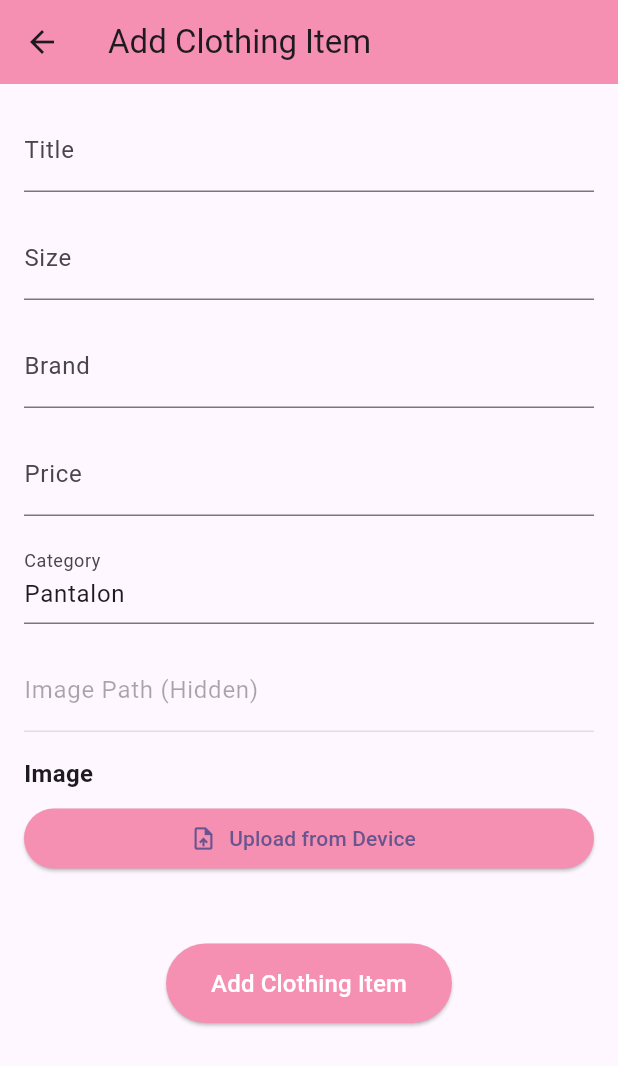
After one commit to Imane049/Shopping_Flutter, a Flutter app: the AddClothingItem screen opened directly, on a phone screen of 412 x 824 dp. The commit adds this screen. Shown: the top 1066 px of the screen. Run offline on Flutter 3.47's test engine with Material 3 defaults, Android fonts, the phone set to English and light mode, and no system bars; our stand-ins replace cloud_firestore, firebase_core, firebase_storage, image_picker; accounts and stored records are empty.

Commit message:
Added Add Clothing Item option

```diff
--- a/lib/main.dart
+++ b/lib/main.dart
@@ -3,6 +3,7 @@ import 'pages/LoginPage.dart';
 import 'package:firebase_core/firebase_core.dart';
 import 'package:provider/provider.dart';
 import 'handlers/UserProvider.dart';
+
 void main() async {
   WidgetsFlutterBinding.ensureInitialized();
   await Firebase.initializeApp();
--- /dev/null
+++ b/lib/pages/AddClothingItem.dart
@@ -0,0 +1,210 @@
+import 'dart:io';
+import 'package:flutter/material.dart';
+import 'package:image_picker/image_picker.dart';
+import 'package:flutter/services.dart';
+import 'package:firebase_storage/firebase_storage.dart';
+
+class AddClothingItem extends StatefulWidget {
+  @override
+  _AddClothingItemState createState() => _AddClothingItemState();
+}
+
+class _AddClothingItemState extends State<AddClothingItem> {
+  final Color pinkColor = Color.fromARGB(255, 246, 144, 178);
+
+  // Controllers for form fields
+  final TextEditingController _titleController = TextEditingController();
+  final TextEditingController _sizeController = TextEditingController();
+  final TextEditingController _brandController = TextEditingController();
+  final TextEditingController _priceController = TextEditingController();
+  final TextEditingController _categoryController =
+      TextEditingController(text: 'Pantalon'); // Example fixed category
+  final TextEditingController _imagePathController =
+      TextEditingController(); // Hidden field for storing image URL
+
+  File? _selectedImage; // To hold the selected image
+  final ImagePicker _picker = ImagePicker(); // Image picker instance
+  bool _isUploading = false; // Track image upload status
+
+  Future<void> _pickImage() async {
+    try {
+      final XFile? image = await _picker.pickImage(source: ImageSource.gallery);
+      if (image != null) {
+        setState(() {
+          _selectedImage = File(image.path);
+        });
+
+        // Upload to Firebase Storage and get the URL
+        await _uploadImageToFirebase(_selectedImage!);
+      }
+    } catch (e) {
+      print("Error picking image: $e");
+    }
+  }
+
+  Future<void> _uploadImageToFirebase(File image) async {
+    setState(() {
+      _isUploading = true;
+    });
+
+    try {
+      // Create a unique file name based on current timestamp
+      String fileName = 'clothing_items/${DateTime.now().millisecondsSinceEpoch}.jpg';
+      FirebaseStorage storage = FirebaseStorage.instance;
+      Reference ref = storage.ref().child(fileName);
+
+      // Upload the file
+      UploadTask uploadTask = ref.putFile(image);
+      TaskSnapshot snapshot = await uploadTask;
+
+      // Get the download URL of the uploaded file
+      String downloadUrl = await snapshot.ref.getDownloadURL();
+
+      setState(() {
+        _imagePathController.text = downloadUrl; // Set the image URL to the hidden field
+        _isUploading = false;
+      });
+
+      print("Image uploaded successfully. URL: $downloadUrl");
+    } catch (e) {
+      setState(() {
+        _isUploading = false;
+      });
+      print("Error uploading image: $e");
+    }
+  }
+
+  @override
+  Widget build(BuildContext context) {
+    return Scaffold(
+      appBar: AppBar(
+        backgroundColor: pinkColor,
+        title: Text('Add Clothing Item'),
+        leading: IconButton(
+          icon: Icon(Icons.arrow_back),
+          onPressed: () {
+            Navigator.pop(context);
+          },
+        ),
+      ),
+      body: SingleChildScrollView(
+        padding: const EdgeInsets.all(16.0),
+        child: Column(
+          crossAxisAlignment: CrossAxisAlignment.stretch,
+          children: [
+            // Title Field
+            TextFormField(
+              controller: _titleController,
+              decoration: InputDecoration(labelText: "Title"),
+            ),
+            const SizedBox(height: 16),
+
+            // Size Field
+            TextFormField(
+              controller: _sizeController,
+              decoration: InputDecoration(labelText: "Size"),
+            ),
+            const SizedBox(height: 16),
+
+            // Brand Field
+            TextFormField(
+              controller: _brandController,
+              decoration: InputDecoration(labelText: "Brand"),
+            ),
+            const SizedBox(height: 16),
+
+            // Price Field (digits only)
+            TextFormField(
+              controller: _priceController,
+              decoration: InputDecoration(labelText: "Price"),
+              keyboardType: TextInputType.number,
+              inputFormatters: [FilteringTextInputFormatter.digitsOnly],
+            ),
+            const SizedBox(height: 16),
+
+            // Category Field (read-only)
+            TextFormField(
+              controller: _categoryController,
+              decoration: InputDecoration(labelText: "Category"),
+              readOnly: true,
+            ),
+            const SizedBox(height: 16),
+
+            // Hidden ImagePath Field
+            TextFormField(
+              controller: _imagePathController,
+              decoration: InputDecoration(labelText: "Image Path (Hidden)"),
+              readOnly: true,
+              enabled: false, // Disable the field to hide it from editing
+            ),
+            const SizedBox(height: 16),
+
+            // Image Upload Section
+            Text(
+              "Image",
+              style: TextStyle(fontSize: 16, fontWeight: FontWeight.bold),
+            ),
+            const SizedBox(height: 8),
+
+            ElevatedButton.icon(
+              onPressed: _pickImage,
+              icon: Icon(Icons.upload_file),
+              label: Text('Upload from Device'),
+              style: ElevatedButton.styleFrom(
+                backgroundColor: pinkColor,
+              ),
+            ),
+            const SizedBox(height: 16),
+
+            // Display selected image (if any)
+            if (_selectedImage != null)
+              Column(
+                children: [
+                  if (_isUploading)
+                    CircularProgressIndicator()
+                  else
+                    Text(
+                      "Selected Image:",
+                      style: TextStyle(fontSize: 16, fontWeight: FontWeight.bold),
+                    ),
+                  const SizedBox(height: 8),
+                  Center(
+                    child: Container(
+                      height: 250,
+                      decoration: BoxDecoration(
+                        borderRadius: BorderRadius.circular(15),
+                        image: DecorationImage(
+                          image: FileImage(_selectedImage!),
+                          fit: BoxFit.cover,
+                        ),
+                      ),
+                    ),
+                  ),
+                ],
+              ),
+
+            const SizedBox(height: 30),
+
+            // Submit Button
+            Center(
+              child: ElevatedButton(
+                onPressed: () {
+                  // Placeholder for the logic part
+                  print("Submit new clothing item");
+                },
+                style: ElevatedButton.styleFrom(
+                  backgroundColor: pinkColor,
+                  padding: const EdgeInsets.symmetric(horizontal: 30, vertical: 15),
+                ),
+                child: Text(
+                  "Add Clothing Item",
+                  style: TextStyle(color: Colors.white, fontSize: 16),
+                ),
+              ),
+            ),
+          ],
+        ),
+      ),
+    );
+  }
+}
--- a/lib/pages/ClothingList.dart
+++ b/lib/pages/ClothingList.dart
@@ -88,7 +88,6 @@ class _ClothingListState extends State<ClothingList> {
       bottomNavigationBar: BottomNavBar(
         currentIndex: 0,
         onTap: (index) {
-          // Handle navigation between tabs here
         },
       ),
     );
--- a/lib/pages/LoginPage.dart
+++ b/lib/pages/LoginPage.dart
@@ -100,7 +100,7 @@ Provider.of<UserProvider>(context, listen: false).setUserData(userId, userData);
                 ),
                 child: const Center(
                   child: Text(
-                    'Login',
+                    'Clothing Store',
                     style: TextStyle(
                       fontSize: 26,
                       fontWeight: FontWeight.bold,
--- a/lib/pages/UserProfile.dart
+++ b/lib/pages/UserProfile.dart
@@ -4,6 +4,7 @@ import 'package:intl/intl.dart';
 import 'package:cloud_firestore/cloud_firestore.dart';
 import '../handlers/UserProvider.dart';
 import '../pages/LoginPage.dart';
+import '../pages/AddClothingItem.dart';
 import 'package:flutter/services.dart';
 import '../components/navigationBar.dart';
 
@@ -23,6 +24,7 @@ class _UserProfileState extends State<UserProfile> {
 
   bool _obscurePassword = true;
   DateTime? _anniversaire;
+
 
   @override
   void initState() {
@@ -213,10 +215,24 @@ class _UserProfileState extends State<UserProfile> {
           ],
         ),
       ),
+      floatingActionButton: FloatingActionButton.extended(
+        onPressed: () {
+          setState(() {
+
+              Navigator.push(
+                context,
+                MaterialPageRoute(builder: (context) => AddClothingItem()),
+              );
+
+          });
+        },
+        backgroundColor: pinkColor,
+        label: Text( 'Add Clothing Item' ),
+        icon: Icon(Icons.add) ,
+      ),
       bottomNavigationBar: BottomNavBar(
         currentIndex: 2,
         onTap: (index) {
-          // Handle navigation between tabs here
         },
       ),
     );
--- a/pubspec.yaml
+++ b/pubspec.yaml
@@ -42,6 +42,7 @@ dependencies:
   bottom_navy_bar: ^6.1.0
   intl: ^0.19.0
   firebase_storage: ^12.3.4
+  image_picker: ^1.1.2
 
 dev_dependencies:
   flutter_test:
```
Also changed, not shown: pubspec.lock, 5 other files.
